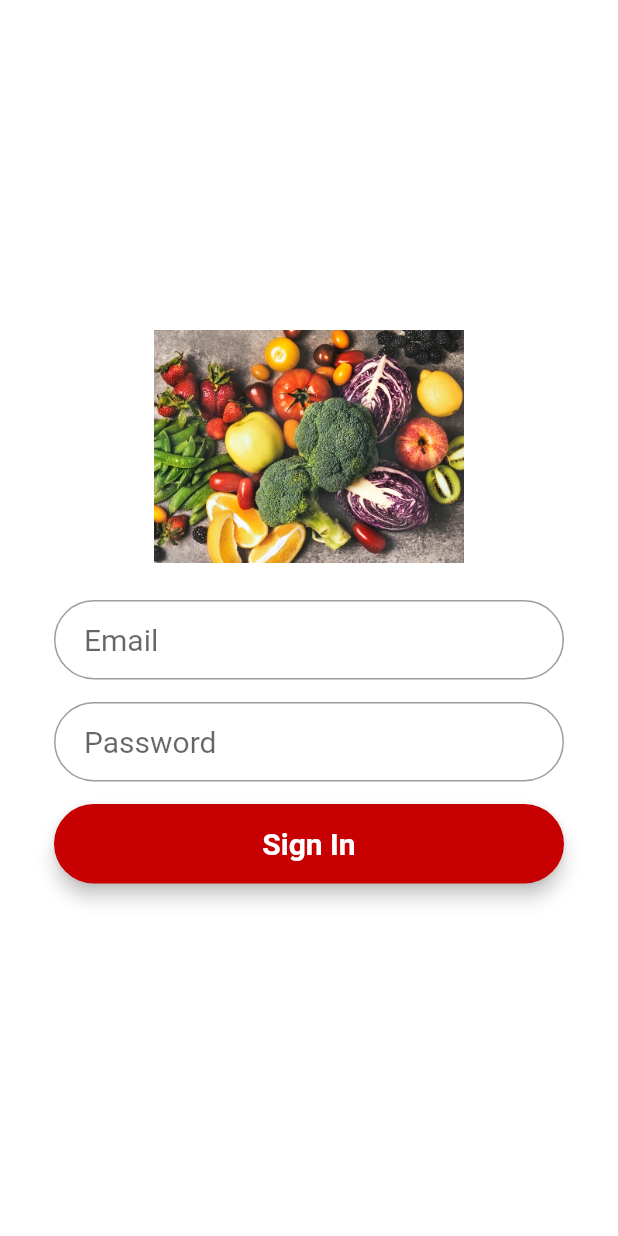
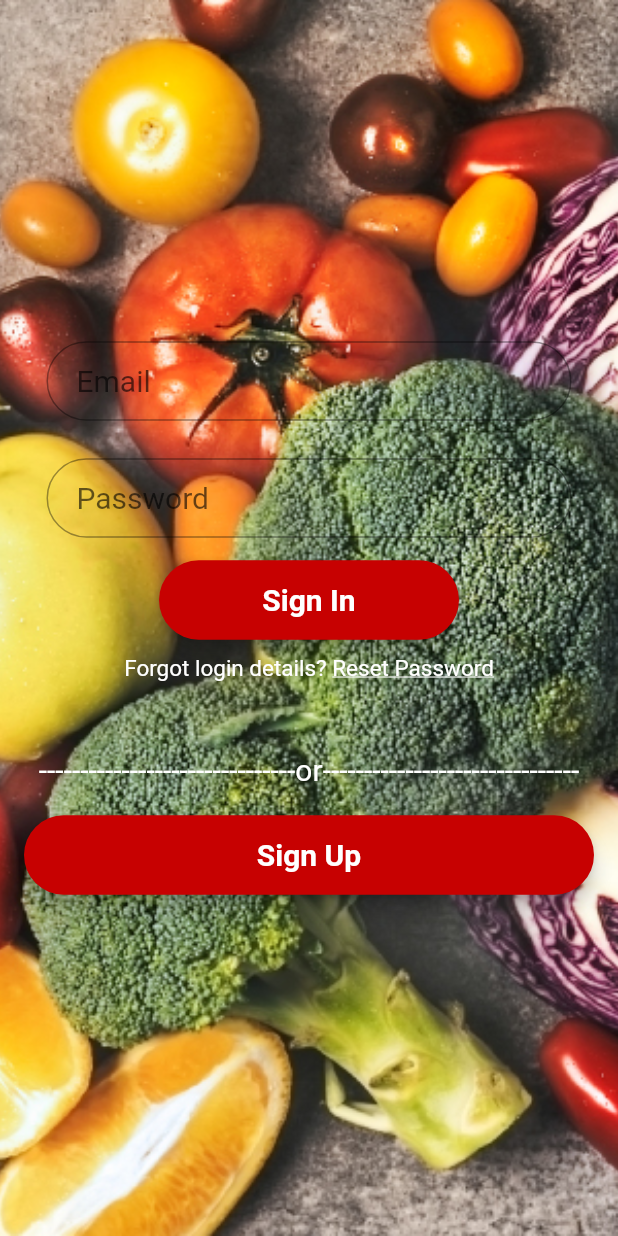
Before and after one commit to raghavauppuluri13/xcel_fitness_app, a Flutter app: the screen it shows after launch, on a phone screen of 412 x 824 dp. Run offline on Flutter 3.47's test engine with Material 2 defaults, Android fonts, the phone set to English and light mode, and no system bars; Roboto replaces fonts that are missing (Montserrat).

Commit message:
Completed Login Screen

```diff
--- a/lib/main.dart
+++ b/lib/main.dart
@@ -41,12 +41,12 @@ class MyHomePage extends StatefulWidget {
   @override
   _MyHomePageState createState() => _MyHomePageState();
 }
+
 class _MyHomePageState extends State<MyHomePage> {
-      TextStyle style = TextStyle(fontFamily: 'Montserrat', fontSize: 20.0);
+  TextStyle style = TextStyle(fontFamily: 'Montserrat', fontSize: 20.0, color: Colors.white);
 
   @override
   Widget build(BuildContext context) {
-
     final emailField = TextField(
       obscureText: false,
       style: style,
@@ -57,6 +57,7 @@ class _MyHomePageState extends State<MyHomePage> {
               OutlineInputBorder(borderRadius: BorderRadius.circular(32.0))),
     );
     final passwordField = TextField(
+
       obscureText: true,
       style: style,
       decoration: InputDecoration(
@@ -66,13 +67,13 @@ class _MyHomePageState extends State<MyHomePage> {
               OutlineInputBorder(borderRadius: BorderRadius.circular(32.0))),
     );
 
-        final loginButon = Material(
+    final loginButton = Material(
       elevation: 5.0,
       borderRadius: BorderRadius.circular(30.0),
       color: Color(0xffc70101),
       child: MaterialButton(
         minWidth: MediaQuery.of(context).size.width,
-            padding: EdgeInsets.fromLTRB(20.0, 15.0, 20.0, 15.0),
+        padding: EdgeInsets.fromLTRB(30.0, 15.0, 30.0, 15.0),
         onPressed: () {},
         child: Text("Sign In",
             textAlign: TextAlign.center,
@@ -81,38 +82,103 @@ class _MyHomePageState extends State<MyHomePage> {
       ),
     );
 
+    final signupButton = Material(
+      elevation: 5.0,
+      borderRadius: BorderRadius.circular(30.0),
+      color: Color(0xffc70101),
+      child: MaterialButton(
+        minWidth: MediaQuery.of(context).size.width,
+        padding: EdgeInsets.fromLTRB(30.0, 15.0, 30.0, 15.0),
+        onPressed: () {},
+        child: Text("Sign Up",
+            textAlign: TextAlign.center,
+            style: style.copyWith(
+                color: Colors.white, fontWeight: FontWeight.bold)),
+      ),
+    );
+
     return Scaffold(
-          body: Center(
+      body: Container(
+        decoration: BoxDecoration(
+          image: DecorationImage(
+            image: AssetImage('assets/FoodImageApp.jpg'),
+            fit: BoxFit.cover,
+          ),
+        ),
+        child: Center(
           child: Container(
-              color: Colors.white,
               child: Padding(
-                padding: const EdgeInsets.all(36.0),
-
+            padding: const EdgeInsets.all(16.0),
             child: Column(
                 crossAxisAlignment: CrossAxisAlignment.center,
                 mainAxisAlignment: MainAxisAlignment.center,
                 children: <Widget>[
-                    SizedBox(
-                      height: 155.0,
-                      child: Image.asset(
-                      'assets/FoodImageApp.jpg',
-                        fit: BoxFit.contain,
+                  Padding(
+                    padding: EdgeInsets.only(top: 0.0),
+                    child: SizedBox(
+                      width: 350.0,
+                      child: emailField,
                     ),
                   ),
-                    SizedBox(height: 25.0),
-                    emailField,
-                    SizedBox(height: 15.0),
-                    passwordField,
-                    SizedBox(
-                      height: 15.0,
+                  Padding(
+                    padding: EdgeInsets.only(top: 25.0),
+                    child: SizedBox(
+                      width: 350.0,
+                      child: passwordField,
                     ),
-                    loginButon,
-                    SizedBox(
-                      height: 15.0,
+                  ),
+                  Padding(
+                    padding: EdgeInsets.only(top: 15.0),
+                    child: SizedBox(
+                      width: 200.0,
+                      child: loginButton,
+                    ),
+                  ),
+                  RichText(
+                    text: TextSpan(
+                      children: <TextSpan>[
+                        TextSpan(
+                          text: 'Forgot login details? ',
+                          style: TextStyle(
+                            color: Colors.white,
+                            height: 2.0,
+                            fontSize: 15.0,
+                        ),
+                        ),
+                        TextSpan(
+                          text: 'Reset Password',
+                          style: TextStyle(
+                            color: Colors.white,
+                            height: 2.0,
+                            fontSize: 15.0,
+                            decoration: TextDecoration.underline,
+                          ),
+                        ),
+                        TextSpan(
+                          text: '\n\n\n',
+                        ),
+
+                        TextSpan(
+                          text: '-------------------------------or-------------------------------',
+                          style: TextStyle(
+                            color: Colors.white,
+                            height: 2.0,
+                            fontSize: 20.0,
+                        ),
                         ),
                       ],
                     ),
+                    textAlign: TextAlign.center,
                   ),
+                  Padding(
+                    padding: EdgeInsets.only(top: 15.0),
+                    child: SizedBox(
+                      width: 400.0,
+                      child: signupButton,
+                    ),
+                  ),
+                ]),
+          )),
         ),
       ),
     );
```
Lines whose indentation alone changed are shown as unchanged.
